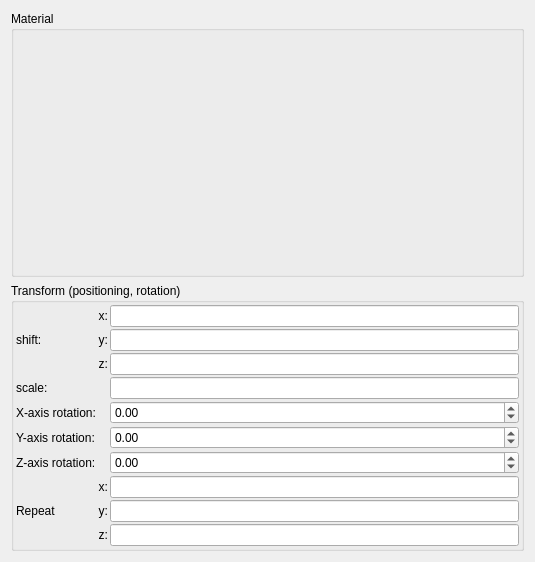
This is mandelbulber2/qt/general_object_parameters.ui in buddhi1980/mandelbulber2 as Qt 5 draws it before an edit. The edited form follows.
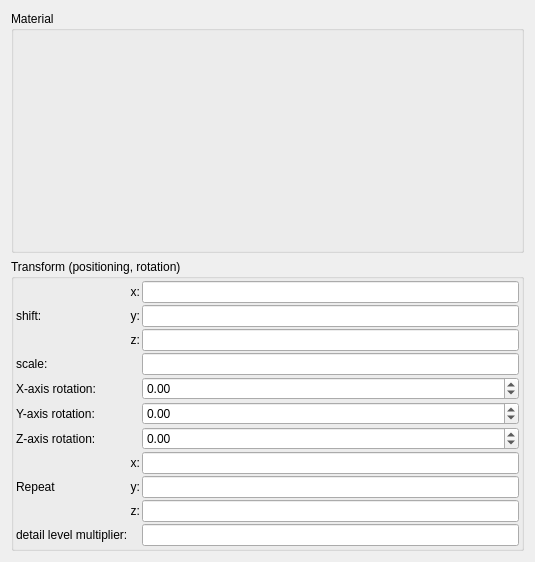
This is the edited form. Custom widgets are drawn as their Qt base class.

Commit message: Added detail_level_multiplier for inidividual objects

The edit to the form file:
```diff
--- a/mandelbulber2/qt/general_object_parameters.ui
+++ b/mandelbulber2/qt/general_object_parameters.ui
@@ -372,6 +372,26 @@
           </property>
          </widget>
         </item>
+        <item row="10" column="0">
+         <widget class="QLabel" name="label_detail_level_multiplier">
+          <property name="text">
+           <string>detail level multiplier:</string>
+          </property>
+         </widget>
+        </item>
+        <item row="10" column="2">
+         <widget class="MyLineEdit" name="logedit_detail_level_multiplier">
+          <property name="sizePolicy">
+           <sizepolicy hsizetype="Expanding" vsizetype="Maximum">
+            <horstretch>0</horstretch>
+            <verstretch>0</verstretch>
+           </sizepolicy>
+          </property>
+          <property name="toolTip">
+           <string>Per-object detail level multiplier. 1.0 = use global detail_level. Higher = more detail (slower).</string>
+          </property>
+         </widget>
+        </item>
        </layout>
       </item>
      </layout>
```
The commit also changes 24 other files.
